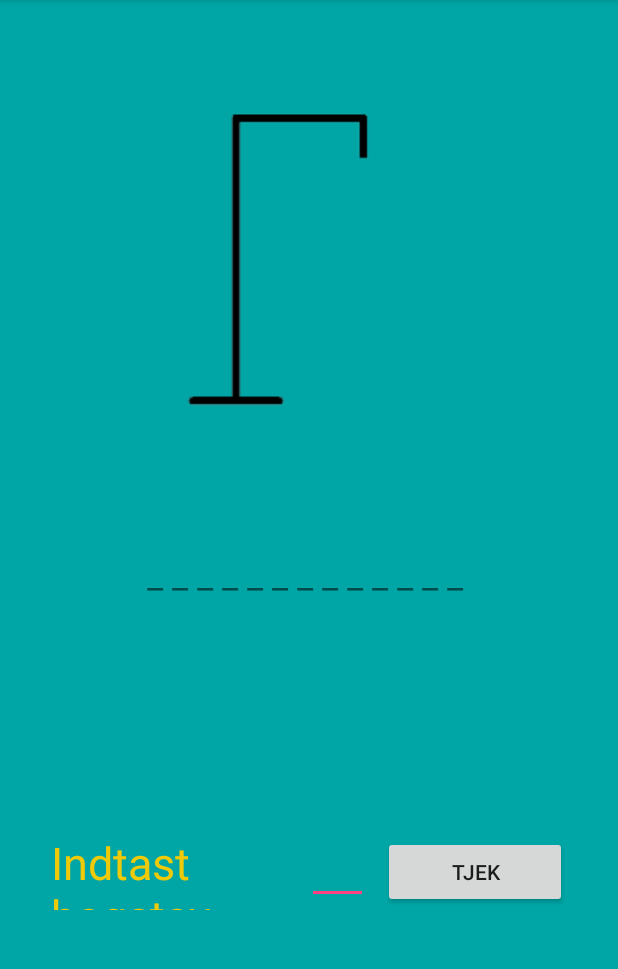
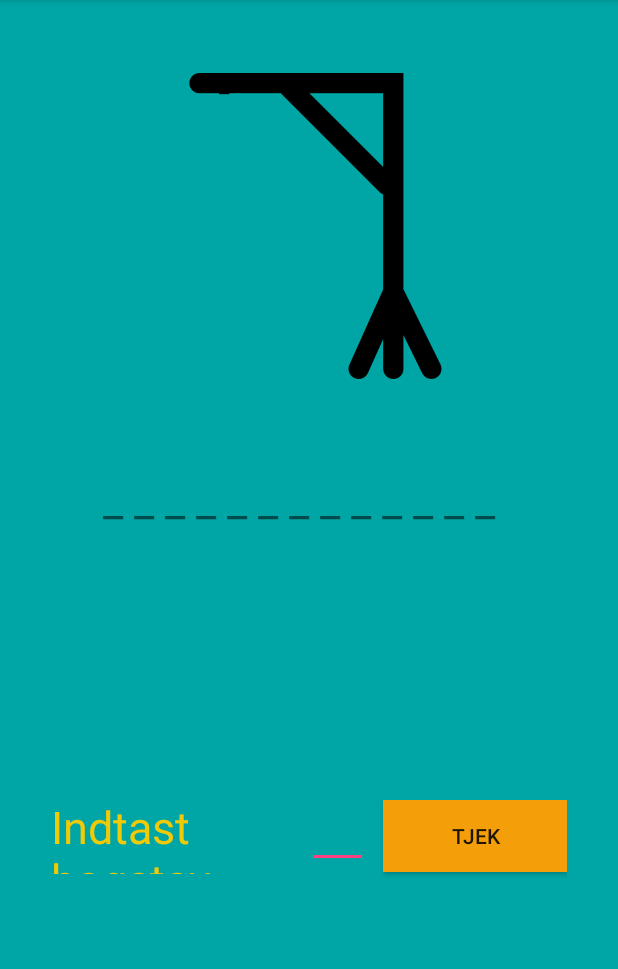
Before and after one commit to carlankjaer/GalgeApp, an Android app: the GameActivity screen opened directly, with no data from a screen before it, on a phone screen of 412 x 824 dp, the part 84-1053 px from its top. Run offline under Robolectric (Android 15) with nearby library versions, the phone set to English and light mode, and no system bars; network calls fail; Roboto replaces fonts that are not available here.

Commit message:
Layout ændret, ny hangman

```diff
--- a/app/src/main/res/layout/activity_game.xml
+++ b/app/src/main/res/layout/activity_game.xml
@@ -37,7 +37,7 @@
         app:layout_constraintStart_toStartOf="parent"
         app:layout_constraintTop_toTopOf="parent"
         app:layout_constraintVertical_bias="0.442"
-        app:srcCompat="@drawable/forkert1"
+        app:srcCompat="@drawable/hoved"
         tools:layout_editor_absoluteX="78dp"
         tools:layout_editor_absoluteY="74dp" />
 
@@ -55,7 +55,7 @@
         app:layout_constraintStart_toStartOf="parent"
         app:layout_constraintTop_toTopOf="parent"
         app:layout_constraintVertical_bias="0.442"
-        app:srcCompat="@drawable/forkert2"
+        app:srcCompat="@drawable/krop"
         tools:layout_editor_absoluteX="78dp"
         tools:layout_editor_absoluteY="74dp" />
 
@@ -72,15 +72,13 @@
         app:layout_constraintEnd_toEndOf="parent"
         app:layout_constraintStart_toStartOf="parent"
         app:layout_constraintTop_toTopOf="parent"
-        app:layout_constraintVertical_bias="0.415"
-        app:srcCompat="@drawable/forkert3"
-        tools:layout_editor_absoluteX="78dp"
-        tools:layout_editor_absoluteY="74dp" />
+        app:layout_constraintVertical_bias="0.437"
+        app:srcCompat="@drawable/arm1" />
 
     <ImageView
         android:id="@+id/arm2"
         android:layout_width="204dp"
-        android:layout_height="204dp"
+        android:layout_height="205dp"
         android:layout_marginBottom="8dp"
         android:layout_marginEnd="8dp"
         android:layout_marginStart="8dp"
@@ -88,43 +86,36 @@
         android:visibility="invisible"
         app:layout_constraintBottom_toTopOf="@+id/ord"
         app:layout_constraintEnd_toEndOf="parent"
-        app:layout_constraintHorizontal_bias="0.502"
         app:layout_constraintStart_toStartOf="parent"
         app:layout_constraintTop_toTopOf="parent"
-        app:layout_constraintVertical_bias="0.432"
-        app:srcCompat="@drawable/forkert4"
-        tools:layout_editor_absoluteX="78dp"
-        tools:layout_editor_absoluteY="74dp" />
+        app:layout_constraintVertical_bias="0.442"
+        app:srcCompat="@drawable/arm2" />
 
     <ImageView
         android:id="@+id/ben1"
         android:layout_width="204dp"
-        android:layout_height="204dp"
+        android:layout_height="207dp"
         android:layout_marginEnd="8dp"
         android:layout_marginStart="8dp"
-        android:layout_marginTop="72dp"
+        android:layout_marginTop="48dp"
         android:visibility="invisible"
         app:layout_constraintEnd_toEndOf="parent"
         app:layout_constraintStart_toStartOf="parent"
         app:layout_constraintTop_toTopOf="parent"
-        app:srcCompat="@drawable/forkert5"
-        tools:layout_editor_absoluteX="78dp"
-        tools:layout_editor_absoluteY="74dp" />
+        app:srcCompat="@drawable/ben1" />
 
     <ImageView
         android:id="@+id/ben2"
         android:layout_width="204dp"
-        android:layout_height="204dp"
+        android:layout_height="208dp"
         android:layout_marginEnd="8dp"
         android:layout_marginStart="8dp"
-        android:layout_marginTop="72dp"
+        android:layout_marginTop="48dp"
         android:visibility="invisible"
         app:layout_constraintEnd_toEndOf="parent"
         app:layout_constraintStart_toStartOf="parent"
         app:layout_constraintTop_toTopOf="parent"
-        app:srcCompat="@drawable/forkert6"
-        tools:layout_editor_absoluteX="78dp"
-        tools:layout_editor_absoluteY="74dp" />
+        app:srcCompat="@drawable/ben2" />
 
     <LinearLayout
         android:id="@+id/layoutTilføjBogstav"
@@ -166,32 +157,33 @@
             android:layout_height="wrap_content"
             android:layout_marginLeft="10dp"
             android:layout_weight="1"
-            android:text="Tjek" />
+            android:text="Tjek"
+            android:background="#F49F0A" />
     </LinearLayout>
 
     <TextView
         android:id="@+id/ord"
         android:layout_width="351dp"
-        android:layout_height="37dp"
+        android:layout_height="41dp"
         android:layout_marginEnd="8dp"
         android:layout_marginStart="8dp"
-        android:layout_marginTop="88dp"
+        android:layout_marginTop="56dp"
         android:gravity="center"
-        android:textSize="24sp"
+        android:textSize="30sp"
         app:layout_constraintEnd_toEndOf="parent"
-        app:layout_constraintHorizontal_bias="0.502"
+        app:layout_constraintHorizontal_bias="0.428"
         app:layout_constraintStart_toStartOf="parent"
         app:layout_constraintTop_toBottomOf="@+id/ben2" />
 
     <TextView
         android:id="@+id/forkertBogstav"
-        android:layout_width="126dp"
+        android:layout_width="118dp"
         android:layout_height="38dp"
         android:layout_marginBottom="8dp"
         android:layout_marginEnd="8dp"
         android:layout_marginStart="8dp"
         android:layout_marginTop="8dp"
-        android:textColor="@android:color/holo_red_dark"
+        android:textColor="#F49F0A"
         android:textSize="24sp"
         app:layout_constraintBottom_toBottomOf="parent"
         app:layout_constraintEnd_toEndOf="parent"
@@ -202,8 +194,8 @@
 
     <TextView
         android:id="@+id/tabtSpil"
-        android:layout_width="280dp"
-        android:layout_height="51dp"
+        android:layout_width="wrap_content"
+        android:layout_height="wrap_content"
         android:layout_marginBottom="8dp"
         android:layout_marginEnd="8dp"
         android:layout_marginStart="8dp"
@@ -211,7 +203,7 @@
         android:gravity="center"
         android:text="Spillet er tabt"
         android:textColor="@android:color/holo_red_dark"
-        android:textSize="30sp"
+        android:textSize="50sp"
         android:visibility="invisible"
         app:layout_constraintBottom_toBottomOf="parent"
         app:layout_constraintEnd_toEndOf="parent"
--- /dev/null
+++ b/app/src/main/res/layout/spillet_er_slut.xml
@@ -0,0 +1,6 @@
+<?xml version="1.0" encoding="utf-8"?>
+<android.support.constraint.ConstraintLayout
+    xmlns:android="http://schemas.android.com/apk/res/android" android:layout_width="match_parent"
+    android:layout_height="match_parent">
+
+</android.support.constraint.ConstraintLayout>
--- a/app/src/main/res/values/colors.xml
+++ b/app/src/main/res/values/colors.xml
@@ -3,4 +3,5 @@
     <color name="colorPrimary">#3F51B5</color>
     <color name="colorPrimaryDark">#303F9F</color>
     <color name="colorAccent">#FF4081</color>
+
 </resources>
```
Also changed, not shown: app/src/main/res/layout/activity_main.xml (+20 -3 lines), app/src/main/res/drawable-v24/arm1.png (added), app/src/main/res/drawable-v24/arm2.png (added), app/src/main/res/drawable-v24/ben1.png (added), app/src/main/res/drawable-v24/ben2.png (added), app/src/main/res/drawable-v24/forkert1.png (deleted), app/src/main/res/drawable-v24/forkert2.png (deleted), app/src/main/res/drawable-v24/forkert3.png (deleted), app/src/main/res/drawable-v24/forkert4.png (deleted), app/src/main/res/drawable-v24/forkert5.png (deleted), app/src/main/res/drawable-v24/forkert6.png (deleted), app/src/main/res/drawable-v24/galge.png, app/src/main/res/drawable-v24/hoved.png (added), app/src/main/res/drawable-v24/krop.png (added).
